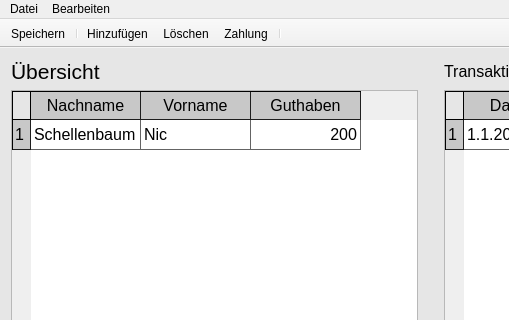
Qt form mainwindow.ui (Snickers03/KlassenkassenManager) before a commit; both pictures show x 0 to 509 and y 0 to 320 of the 1157 by 764 pixel window.
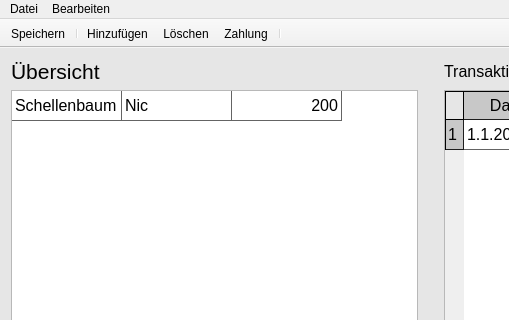
The same form after that commit. Icons and pictures are not drawn.

Patch:
```diff
--- a/mainwindow.ui
+++ b/mainwindow.ui
@@ -249,7 +249,7 @@
          <bool>true</bool>
         </property>
         <attribute name="horizontalHeaderVisible">
-         <bool>true</bool>
+         <bool>false</bool>
         </attribute>
         <attribute name="horizontalHeaderCascadingSectionResizes">
          <bool>false</bool>
@@ -270,7 +270,7 @@
          <bool>false</bool>
         </attribute>
         <attribute name="verticalHeaderVisible">
-         <bool>true</bool>
+         <bool>false</bool>
         </attribute>
         <attribute name="verticalHeaderStretchLastSection">
          <bool>false</bool>
```
Left out of the diff: 8 changed lines with no effect on the pictures.
